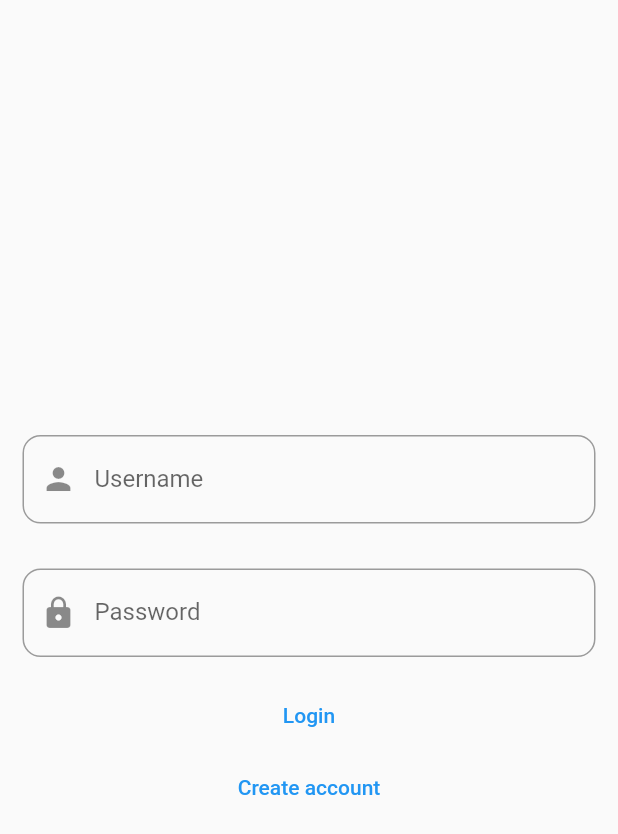
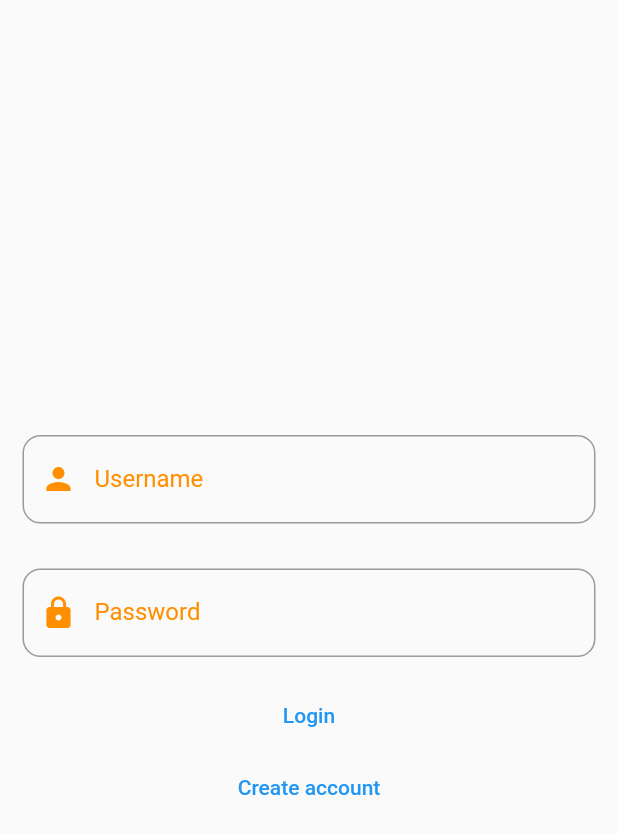
Before and after one commit to ketankp/BusReservation---Flutter, a Flutter app: the screen it shows after launch, on a phone screen of 412 x 824 dp. Shown: the top 834 px of the screen. Run offline on Flutter 3.47's test engine with Material 2 defaults, Android fonts, the phone set to English and light mode, and no system bars; our stand-ins replace connectivity_plus, get, get_storage, splashscreen.

Commit message:
splash screen Added

```diff
--- a/lib/main.dart
+++ b/lib/main.dart
@@ -3,6 +3,7 @@ import 'package:bus_reservation/screens/login_page.dart';
 import 'package:flutter/material.dart';
 import 'package:get/get.dart';
 import 'package:get_storage/get_storage.dart';
+import 'package:splashscreen/splashscreen.dart';
 import 'controller/auth_controller.dart';
 
 void main() async {
@@ -17,11 +18,20 @@ class MyApp extends StatelessWidget {
   @override
   Widget build(BuildContext context) {
     return GetMaterialApp(
-      title: 'Flutter Demo',
-      home: loginController.storage.read("token") == null ||
-              loginController.storage.read("token") == ""
-          ? LoginPage()
-          : HomePage(),
+      theme: ThemeData(
+        primarySwatch: Colors.amber,
+      ),
+      debugShowCheckedModeBanner: false,
+      home: SplashScreen(
+        seconds: 5,
+        backgroundColor: Colors.amber,
+        navigateAfterSeconds: loginController.storage.read("token") == null ||
+                loginController.storage.read("token") == ""
+            ? LoginPage()
+            : HomePage(),
+        loadingText: Text("Bus Reservation"),
+        title: Text("Checking"),
+      ),
     );
   }
 }
--- a/lib/screens/login_page.dart
+++ b/lib/screens/login_page.dart
@@ -35,14 +35,24 @@ class LoginPage extends StatelessWidget {
                 FocusManager.instance.primaryFocus.unfocus();
                 validateAndSave();
               },
-              child: Text("Login"),
+              child: Text(
+                "Login",
+                style: TextStyle(
+                  color: Colors.blue,
+                ),
+              ),
             ),
             TextButton(
               onPressed: () {
                 FocusManager.instance.primaryFocus.unfocus();
                 Get.to(SignInPage());
               },
-              child: Text("Create account"),
+              child: Text(
+                "Create account",
+                style: TextStyle(
+                  color: Colors.blue,
+                ),
+              ),
             ),
           ],
         ),
@@ -57,9 +67,13 @@ Widget _userName(TextEditingController usernameTEC) {
     child: TextFormField(
       enabled: true,
       decoration: InputDecoration(
-        prefixIcon: Icon(Icons.person),
+        prefixIcon: Icon(
+          Icons.person,
+          color: Colors.amber[800],
+        ),
         labelText: "Username",
         hintText: "abc",
+        labelStyle: TextStyle(color: Colors.amber[800]),
         border: OutlineInputBorder(
           borderRadius: BorderRadius.circular(12.0),
           borderSide: BorderSide(color: Colors.amber),
@@ -81,13 +95,13 @@ Widget _passWord(TextEditingController passwordTEC) {
     padding: EdgeInsets.all(15.0),
     child: TextFormField(
       decoration: InputDecoration(
-        prefixIcon: Icon(Icons.lock),
+        prefixIcon: Icon(Icons.lock, color: Colors.amber[800]),
         labelText: "Password",
         border: OutlineInputBorder(
           borderRadius: BorderRadius.circular(12.0),
           borderSide: BorderSide(color: Colors.amber),
         ),
-        labelStyle: TextStyle(),
+        labelStyle: TextStyle(color: Colors.amber[800]),
       ),
       validator: (value) {
         if (value.isEmpty) {
--- a/pubspec.yaml
+++ b/pubspec.yaml
@@ -32,6 +32,7 @@ dependencies:
   http: ^0.13.3
   get_storage: ^2.0.2
   connectivity_plus: ^1.0.1
+  splashscreen: ^1.3.5
 
 dev_dependencies:
   flutter_test:
```
Also changed, not shown: pubspec.lock.
